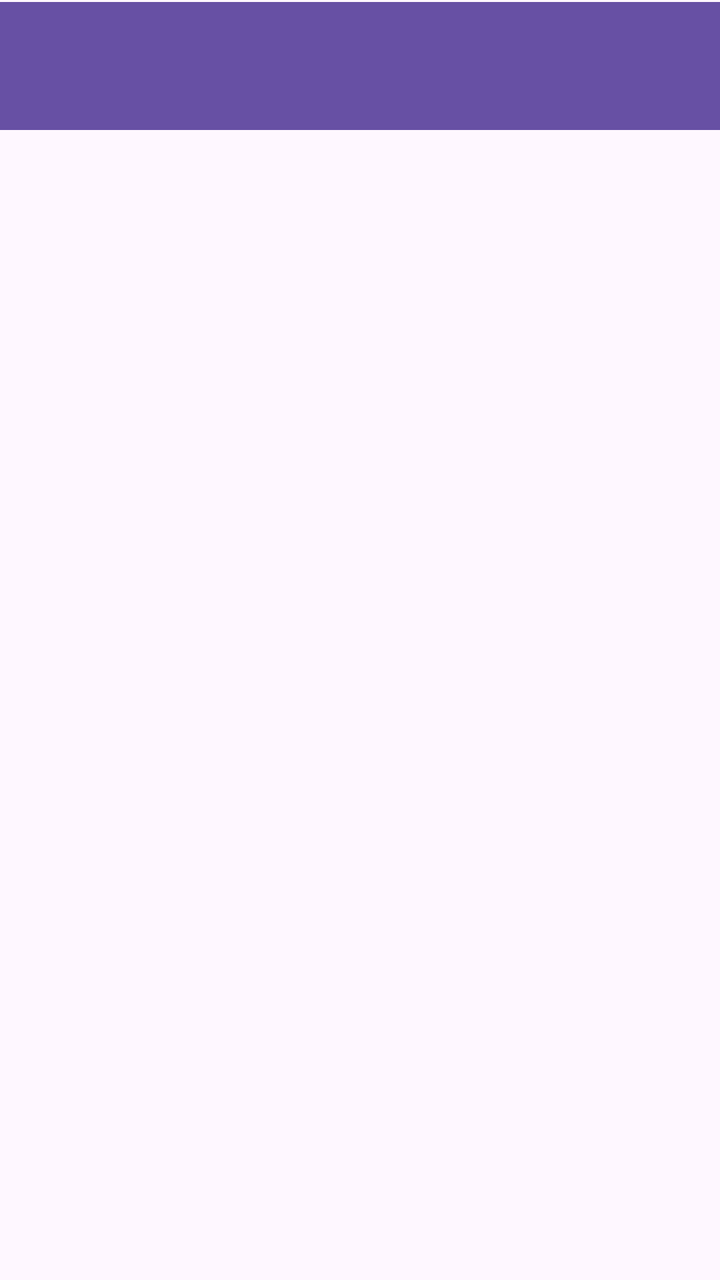
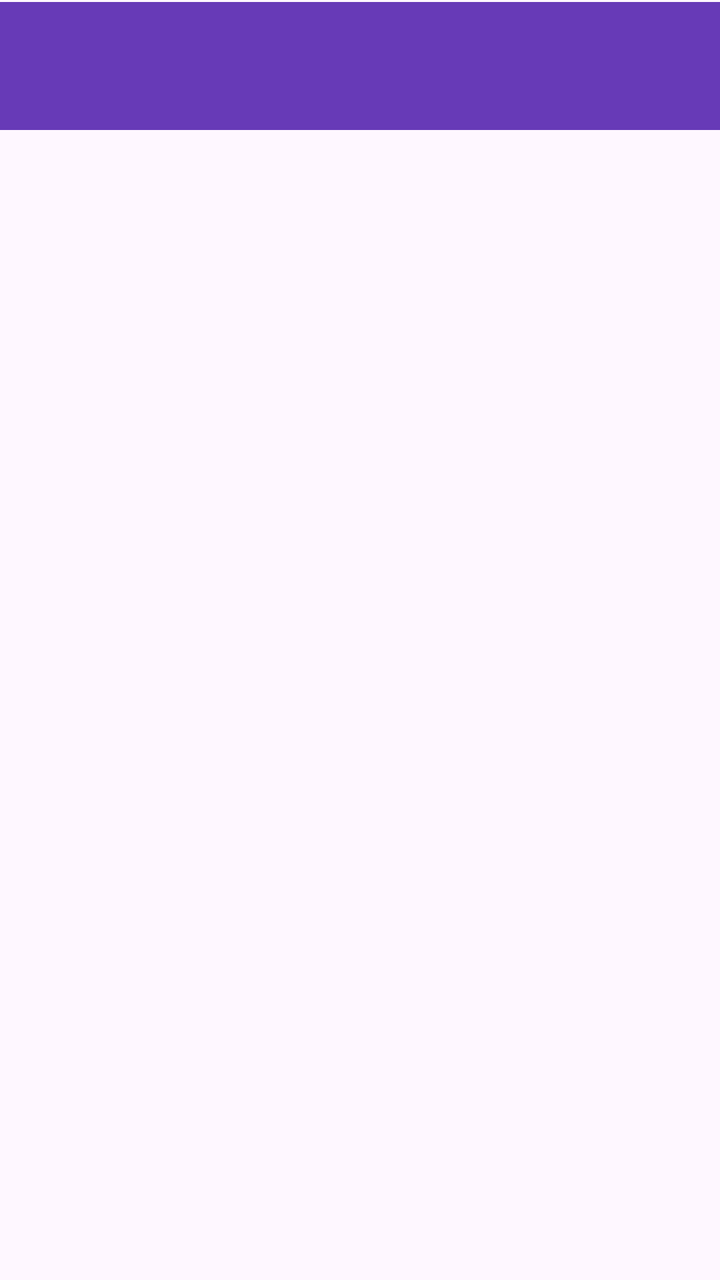

An Android layout rendered at two revisions. The XML below is the earlier revision; the diff shows what the commit changed to produce the second picture.
<!-- AndroidManifest.xml: application theme Theme.LaboratorioT5 -->
<!-- res/layout/activity_main.xml -->
<?xml version="1.0" encoding="utf-8"?>
<androidx.constraintlayout.widget.ConstraintLayout xmlns:android="http://schemas.android.com/apk/res/android"
    xmlns:app="http://schemas.android.com/apk/res-auto"
    xmlns:tools="http://schemas.android.com/tools"
    android:id="@+id/main"
    android:layout_width="match_parent"
    android:layout_height="match_parent"
    tools:context=".MainActivity">

    <ListView
        android:layout_width="410dp"
        android:layout_height="528dp"
        app:layout_constraintBottom_toBottomOf="parent"
        app:layout_constraintEnd_toEndOf="parent"
        app:layout_constraintHorizontal_bias="1.0"
        app:layout_constraintStart_toStartOf="parent" />

    <androidx.appcompat.widget.Toolbar
        android:id="@+id/toolbar"
        android:layout_width="409dp"
        android:layout_height="wrap_content"
        android:layout_marginStart="1dp"
        android:layout_marginTop="1dp"
        android:layout_marginEnd="1dp"
        android:background="?attr/colorPrimary"
        android:minHeight="?attr/actionBarSize"
        android:theme="?attr/actionBarTheme"
        app:layout_constraintEnd_toEndOf="parent"
        app:layout_constraintStart_toStartOf="parent"
        app:layout_constraintTop_toTopOf="parent" />
</androidx.constraintlayout.widget.ConstraintLayout>
<!-- resources referenced by this layout -->
<resources>
  <style name="Theme.LaboratorioT5" parent="Base.Theme.LaboratorioT5" />
  <style name="Base.Theme.LaboratorioT5" parent="Theme.Material3.DayNight.NoActionBar">
          
          
      </style>
</resources>

<!-- the commit's change to res/layout/activity_main.xml (unified diff, before → after) -->
@@ -10,6 +10,7 @@
     <ListView
         android:layout_width="410dp"
         android:layout_height="528dp"
+        android:layout_marginBottom="4dp"
         app:layout_constraintBottom_toBottomOf="parent"
         app:layout_constraintEnd_toEndOf="parent"
         app:layout_constraintHorizontal_bias="1.0"
@@ -22,7 +23,7 @@
         android:layout_marginStart="1dp"
         android:layout_marginTop="1dp"
         android:layout_marginEnd="1dp"
-        android:background="?attr/colorPrimary"
+        android:background="#673AB7"
         android:minHeight="?attr/actionBarSize"
         android:theme="?attr/actionBarTheme"
         app:layout_constraintEnd_toEndOf="parent"
